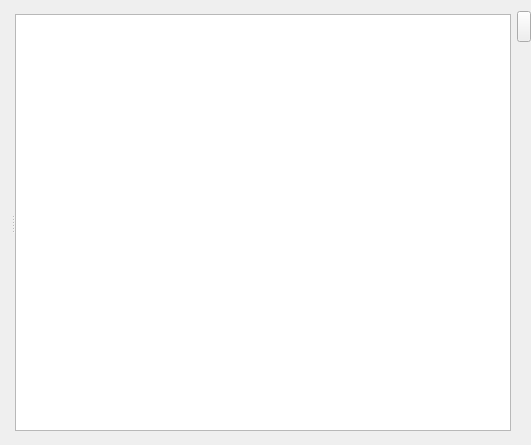
Qt form retroshare-gui/src/gui/chat/ChatLobbyDialog.ui (RetroShare/RetroShare) before a commit.
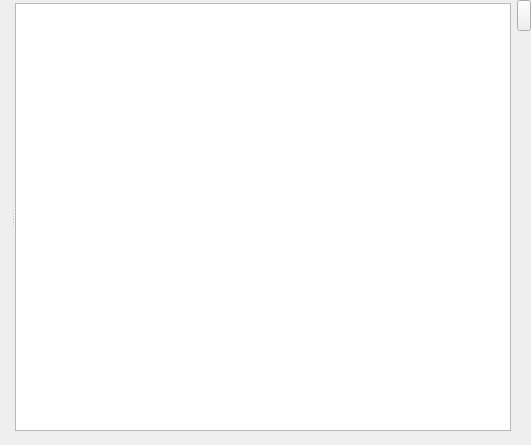
The same form after that commit. Custom widgets are drawn as their Qt base class.

Diff of the .ui file:
```diff
--- a/retroshare-gui/src/gui/chat/ChatLobbyDialog.ui
+++ b/retroshare-gui/src/gui/chat/ChatLobbyDialog.ui
@@ -14,6 +14,9 @@
    <string notr="true">MainWindow</string>
   </property>
   <layout class="QHBoxLayout" name="horizontalLayout">
+   <property name="topMargin">
+    <number>0</number>
+   </property>
    <property name="rightMargin">
     <number>0</number>
    </property>
```
